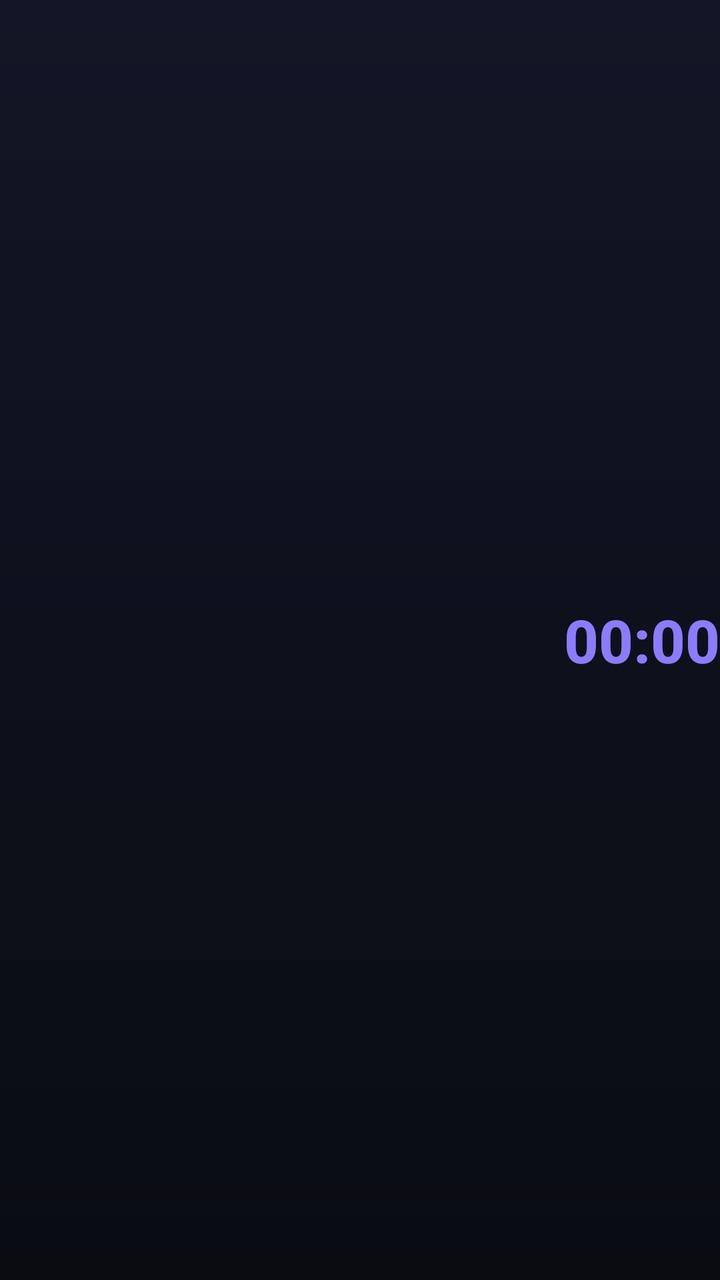
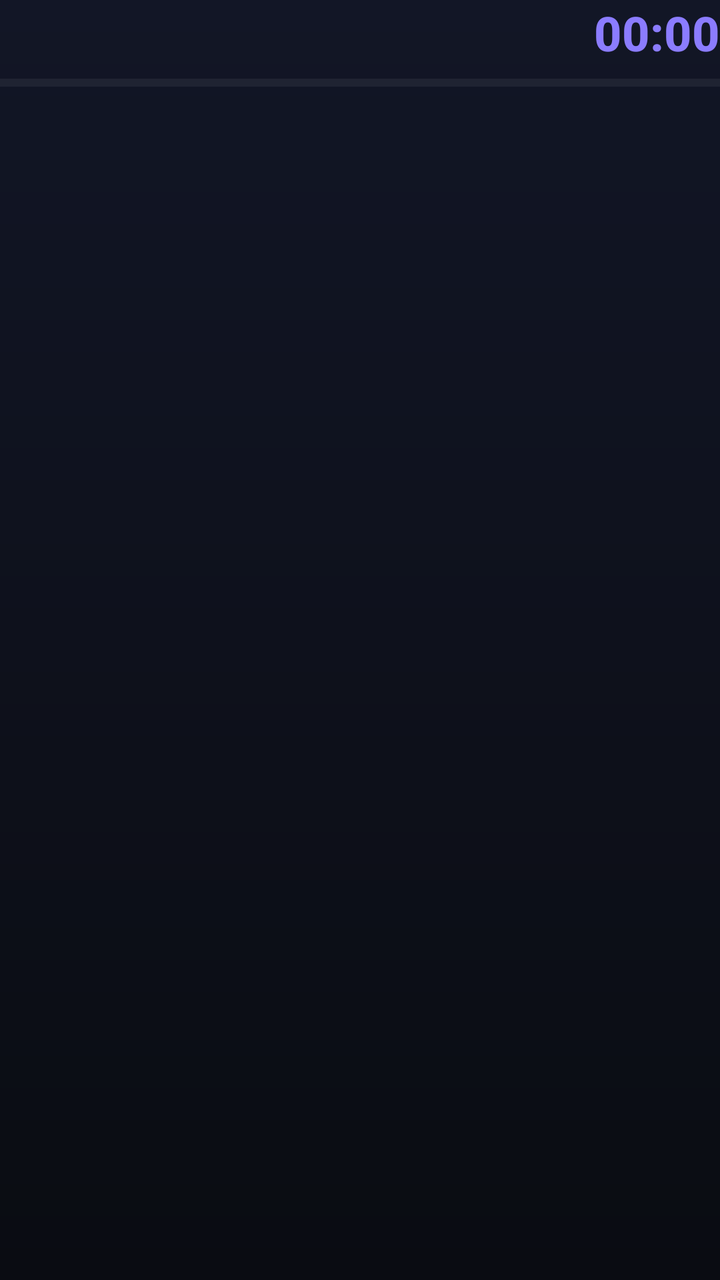

Two renders of the same Android screen: before a commit and after it. Below are the layout's source before the change and the commit's diff.
<!-- AndroidManifest.xml: application theme Theme.Naffith -->
<!-- res/layout/notif_countdown_small.xml -->
<?xml version="1.0" encoding="utf-8"?>
<LinearLayout xmlns:android="http://schemas.android.com/apk/res/android"
    android:layout_width="match_parent"
    android:layout_height="wrap_content"
    android:gravity="center_vertical"
    android:orientation="horizontal">

    <TextView
        android:id="@+id/cd_title"
        style="@style/TextAppearance.Compat.Notification.Title"
        android:layout_width="0dp"
        android:layout_height="wrap_content"
        android:layout_weight="1"
        android:ellipsize="end"
        android:maxLines="2"
        android:textSize="16sp" />

    <Chronometer
        android:id="@+id/cd_timer"
        style="@style/TextAppearance.Compat.Notification.Title"
        android:layout_width="wrap_content"
        android:layout_height="wrap_content"
        android:layout_marginStart="12dp"
        android:textColor="#8B7CFF"
        android:textSize="30sp"
        android:textStyle="bold" />
</LinearLayout>
<!-- resources referenced by this layout -->
<resources>
  <style name="Theme.Naffith" parent="Theme.Material3.Dark.NoActionBar">
          <item name="colorPrimary">@color/brand</item>
          <item name="colorOnPrimary">@color/white</item>
          <item name="colorPrimaryContainer">@color/brand_dark</item>
          <item name="colorOnPrimaryContainer">@color/white</item>
          <item name="colorSecondaryContainer">@color/surface_stroke</item>
          <item name="colorOnSecondaryContainer">@color/text_primary</item>
          <item name="colorSurface">@color/surface</item>
          <item name="colorOnSurface">@color/text_primary</item>
          <item name="android:colorBackground">@color/bg</item>
          <item name="android:windowBackground">@drawable/bg_screen</item>
          <item name="android:statusBarColor">@color/bg_top</item>
          <item name="android:navigationBarColor">@color/bg</item>
      </style>
  <color name="brand">#8B6CFF</color>
  <color name="white">#FFFFFF</color>
  <color name="brand_dark">#5B3FD9</color>
  <color name="surface_stroke">#2A3042</color>
  <color name="text_primary">#F2F4FA</color>
  <color name="surface">#161A24</color>
  <color name="bg">#0A0C12</color>
  <!-- drawable bg_screen (drawable) -->
  <?xml version="1.0" encoding="utf-8"?>
  <shape xmlns:android="http://schemas.android.com/apk/res/android" android:shape="rectangle">
      <gradient
          android:angle="270"
          android:endColor="@color/bg"
          android:startColor="@color/bg_top" />
  </shape>
  <color name="bg_top">#121626</color>
</resources>

<!-- the commit's change to res/layout/notif_countdown_small.xml (unified diff, before → after) -->
@@ -2,26 +2,43 @@
 <LinearLayout xmlns:android="http://schemas.android.com/apk/res/android"
     android:layout_width="match_parent"
     android:layout_height="wrap_content"
-    android:gravity="center_vertical"
-    android:orientation="horizontal">
+    android:orientation="vertical">
 
-    <TextView
-        android:id="@+id/cd_title"
-        style="@style/TextAppearance.Compat.Notification.Title"
-        android:layout_width="0dp"
+    <LinearLayout
+        android:layout_width="match_parent"
         android:layout_height="wrap_content"
-        android:layout_weight="1"
-        android:ellipsize="end"
-        android:maxLines="2"
-        android:textSize="16sp" />
+        android:gravity="center_vertical"
+        android:orientation="horizontal">
 
-    <Chronometer
-        android:id="@+id/cd_timer"
-        style="@style/TextAppearance.Compat.Notification.Title"
-        android:layout_width="wrap_content"
-        android:layout_height="wrap_content"
-        android:layout_marginStart="12dp"
-        android:textColor="#8B7CFF"
-        android:textSize="30sp"
-        android:textStyle="bold" />
+        <TextView
+            android:id="@+id/cd_title"
+            style="@style/TextAppearance.Compat.Notification.Title"
+            android:layout_width="0dp"
+            android:layout_height="wrap_content"
+            android:layout_weight="1"
+            android:ellipsize="end"
+            android:maxLines="1"
+            android:textSize="15sp" />
+
+        <Chronometer
+            android:id="@+id/cd_timer"
+            style="@style/TextAppearance.Compat.Notification.Title"
+            android:layout_width="wrap_content"
+            android:layout_height="wrap_content"
+            android:layout_marginStart="12dp"
+            android:layoutDirection="ltr"
+            android:textColor="#8B7CFF"
+            android:textSize="24sp"
+            android:textStyle="bold" />
+    </LinearLayout>
+
+    <ProgressBar
+        android:id="@+id/cd_progress"
+        style="?android:attr/progressBarStyleHorizontal"
+        android:layout_width="match_parent"
+        android:layout_height="6dp"
+        android:layout_marginTop="6dp"
+        android:max="1000"
+        android:progressBackgroundTint="#33FFFFFF"
+        android:progressTint="#8B7CFF" />
 </LinearLayout>
